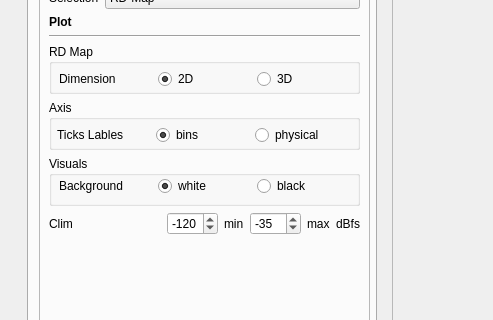
Old version of the form app/ui/main_window.ui in the repository Bennys-Quarter/FMCW_Simulator; both pictures show x 0 to 493 and y 123 to 443 of the 1269 by 720 pixel window.
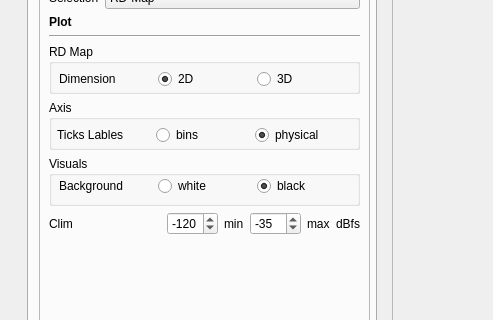
New version of the form. Custom widgets are drawn as their Qt base class.

The edit to the form file:
```diff
--- a/app/ui/main_window.ui
+++ b/app/ui/main_window.ui
@@ -926,6 +926,9 @@
                     <property name="text">
                      <string>physical</string>
                     </property>
+                    <property name="checked">
+                     <bool>true</bool>
+                    </property>
                    </widget>
                   </item>
                   <item row="0" column="1">
@@ -934,7 +937,7 @@
                      <string>bins</string>
                     </property>
                     <property name="checked">
-                     <bool>true</bool>
+                     <bool>false</bool>
                     </property>
                    </widget>
                   </item>
@@ -989,6 +992,9 @@
                     <property name="text">
                      <string>black</string>
                     </property>
+                    <property name="checked">
+                     <bool>true</bool>
+                    </property>
                    </widget>
                   </item>
                   <item row="0" column="1">
@@ -997,7 +1003,7 @@
                      <string>white</string>
                     </property>
                     <property name="checked">
-                     <bool>true</bool>
+                     <bool>false</bool>
                     </property>
                    </widget>
                   </item>
```
